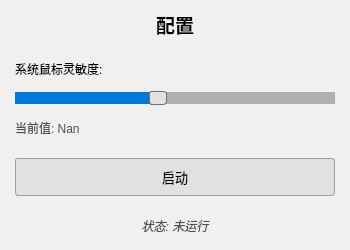
Above: src/ui/MainWindow.ui from Dawson924/MouseFlightControl before the change. Below: the same form after it.
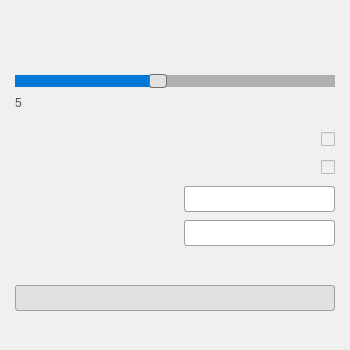
That is the form after the change.

The edit to the form file:
```diff
--- a/src/ui/MainWindow.ui
+++ b/src/ui/MainWindow.ui
@@ -7,68 +7,69 @@
     <x>100</x>
     <y>100</y>
     <width>350</width>
-    <height>250</height>
+                <height>350</height>
    </rect>
   </property>
   <property name="styleSheet">
-   <string notr="true">QMainWindow {
-    background-color: #F0F0F0;
-    font-family: 'Segoe UI';
-    font-size: 9pt;
-}
-QWidget {
-    background-color: #F0F0F0;
-}
-QLabel {
-    color: #000000;
-}
-QPushButton {
-    background-color: #E1E1E1;
-    border: 1px solid #A0A0A0;
-    border-radius: 3px;
-    padding: 5px;
-    min-width: 80px;
-}
-QPushButton:hover {
-    background-color: #D0D0D0;
-}
-QPushButton:pressed {
-    background-color: #C0C0C0;
-    border: 1px solid #707070;
-}
-QSlider::groove:horizontal {
-    border: 1px solid #A0A0A0;
-    height: 6px;
-    background: #D0D0D0;
-    margin: 2px 0;
-}
-QSlider::handle:horizontal {
-    background: #E1E1E1;
-    border: 1px solid #707070;
-    width: 16px;
-    margin: -4px 0;
-    border-radius: 3px;
-}
-QSlider::handle:horizontal:hover {
-    background: #F0F0F0;
-}
-QSlider::add-page:horizontal {
-    background: #B0B0B0;
-}
-QSlider::sub-page:horizontal {
-    background: #0078D7;
-}
-QStatusBar {
-    background-color: #E1E1E1;
-    border-top: 1px solid #A0A0A0;
-    padding: 2px;
-}</string>
+            <string notr="true">
+                QMainWindow {
+                background-color: #F0F0F0;
+                font-family: 'Segoe UI';
+                font-size: 9pt;
+                }
+                QWidget {
+                background-color: #F0F0F0;
+                }
+                QLabel {
+                color: #000000;
+                }
+                QPushButton {
+                background-color: #E1E1E1;
+                border: 1px solid #A0A0A0;
+                border-radius: 3px;
+                padding: 5px;
+                min-width: 80px;
+                }
+                QPushButton:hover {
+                background-color: #D0D0D0;
+                }
+                QPushButton:pressed {
+                background-color: #C0C0C0;
+                border: 1px solid #707070;
+                }
+                QSlider::groove:horizontal {
+                border: 1px solid #A0A0A0;
+                height: 6px;
+                background: #D0D0D0;
+                margin: 2px 0;
+                }
+                QSlider::handle:horizontal {
+                background: #E1E1E1;
+                border: 1px solid #707070;
+                width: 16px;
+                margin: -4px 0;
+                border-radius: 3px;
+                }
+                QSlider::handle:horizontal:hover {
+                background: #F0F0F0;
+                }
+                QSlider::add-page:horizontal {
+                background: #B0B0B0;
+                }
+                QSlider::sub-page:horizontal {
+                background: #0078D7;
+                }
+                QLineEdit {
+                border: 1px solid #A0A0A0;
+                border-radius: 3px;
+                padding: 4px;
+                background: white;
+                min-width: 80px;
+                }
+            </string>
   </property>
 
   <widget class="QWidget" name="centralWidget">
-   <property name="styleSheet">
-    <string notr="true">background-color: #F0F0F0;</string>
-   </property>
    <layout class="QVBoxLayout" name="verticalLayout">
     <property name="leftMargin">
      <number>15</number>
@@ -90,7 +91,7 @@
     <item>
      <widget class="QLabel" name="titleLabel">
       <property name="text">
-       <string>配置</string>
+                            <string></string>
       </property>
       <property name="alignment">
        <set>Qt::AlignCenter</set>
@@ -100,12 +101,19 @@
       </property>
      </widget>
     </item>
+
+                <!-- 灵敏度设置行 -->
+                <item>
+                    <layout class="QVBoxLayout">
+                        <property name="spacing">
+                            <number>5</number>
+                        </property>
 
     <!-- 灵敏度标签 -->
     <item>
      <widget class="QLabel" name="speedLabel">
       <property name="text">
-       <string>系统鼠标灵敏度:</string>
+                                    <string></string>
       </property>
       <property name="styleSheet">
        <string notr="true">color: #000000;</string>
@@ -141,25 +149,209 @@
     <item>
      <widget class="QLabel" name="speedValueLabel">
       <property name="text">
-       <string>当前值: Nan</string>
+                                    <string>5</string>  <!-- 简化显示 -->
       </property>
       <property name="styleSheet">
-       <string notr="true">color: #505050; font-size: 9pt;</string>
-      </property>
-     </widget>
+                                    <string notr="true">color: #505050; font-size: 9pt; min-width:
+                                        30px;</string>
+                                </property>
+                            </widget>
+                        </item>
+                    </layout>
+                </item>
+
+                <!-- 固定大小分隔符 -->
+                <item>
+                    <spacer name="fixedVerticalSpacer">
+                        <property name="orientation">
+                            <enum>Qt::Vertical</enum>
+                        </property>
+                        <property name="sizeType">
+                            <enum>QSizePolicy::Fixed</enum>
+                        </property>
+                        <property name="sizeHint" stdset="0">
+                            <size>
+                                <width>0</width>
+                                <height>10</height> <!-- 固定10像素高度 -->
+                            </size>
+                        </property>
+                    </spacer>
+                </item>
+
+                <!-- 设置区域 -->
+                <item>
+                    <layout class="QVBoxLayout">
+                        <!-- 修复：将spacing作为property元素 -->
+                        <property name="spacing">
+                            <number>8</number>
+                        </property>
+
+                        <!-- 指针图标 -->
+                        <item>
+                            <layout class="QHBoxLayout">
+                                <property name="spacing">
+                                    <number>10</number>
+                                </property>
+                                <item>
+                                    <widget class="QLabel" name="cursorOverhaulLabel">
+                                        <property name="text">
+                                            <string></string>
+                                        </property>
+                                    </widget>
+                                </item>
+                                <item>
+                                    <spacer>
+                                        <property name="orientation">
+                                            <enum>Qt::Horizontal</enum>
+                                        </property>
+                                        <property name="sizeHint" stdset="0">
+                                            <size>
+                                                <width>40</width>
+                                                <height>20</height>
+                                            </size>
+                                        </property>
+                                    </spacer>
+                                </item>
+                                <item>
+                                    <widget class="QCheckBox" name="cursorOverhaulOption">
+                                        <property name="checked">
+                                            <bool>false</bool>
+                                        </property>
+                                    </widget>
+                                </item>
+                            </layout>
+                        </item>
+
+                        <!-- 界面覆盖 -->
+                        <item>
+                            <layout class="QHBoxLayout">
+                                <property name="spacing">
+                                    <number>10</number>
+                                </property>
+                                <item>
+                                    <widget class="QLabel" name="interfaceOverlayLabel">
+                                        <property name="text">
+                                            <string></string>
+                                        </property>
+                                    </widget>
+                                </item>
+                                <item>
+                                    <spacer>
+                                        <property name="orientation">
+                                            <enum>Qt::Horizontal</enum>
+                                        </property>
+                                        <property name="sizeHint" stdset="0">
+                                            <size>
+                                                <width>40</width>
+                                                <height>20</height>
+                                            </size>
+                                        </property>
+                                    </spacer>
+                                </item>
+                                <item>
+                                    <widget class="QCheckBox" name="interfaceOverlayOption">
+                                        <property name="checked">
+                                            <bool>false</bool>
+                                        </property>
+                                    </widget>
+                                </item>
+                            </layout>
+                        </item>
+
+                        <!-- 切换控制 -->
+                        <item>
+                            <layout class="QHBoxLayout">
+                                <property name="spacing">
+                                    <number>10</number>
+                                </property>
+                                <item>
+                                    <widget class="QLabel" name="toggleEnabledLabel">
+                                        <property name="text">
+                                            <string></string>
+                                        </property>
+                                    </widget>
+                                </item>
+                                <item>
+                                    <spacer>
+                                        <property name="orientation">
+                                            <enum>Qt::Horizontal</enum>
+                                        </property>
+                                        <property name="sizeHint" stdset="0">
+                                            <size>
+                                                <width>40</width>
+                                                <height>20</height>
+                                            </size>
+                                        </property>
+                                    </spacer>
+                                </item>
+                                <item>
+                                    <widget class="QLineEdit" name="toggleEnabledKey">
+                                        <property name="text">
+                                            <string></string>
+                                        </property>
+                                    </widget>
+                                </item>
+                            </layout>
+                        </item>
+
+                        <!-- 控制回中 -->
+                        <item>
+                            <layout class="QHBoxLayout" name="centerControlLayout">
+                                <property name="spacing">
+                                    <number>10</number>
+                                </property>
+                                <item>
+                                    <widget class="QLabel" name="centerControlLabel">
+                                        <property name="text">
+                                            <string></string>
+                                        </property>
+                                    </widget>
+                                </item>
+                                <item>
+                                    <spacer>
+                                        <property name="orientation">
+                                            <enum>Qt::Horizontal</enum>
+                                        </property>
+                                        <property name="sizeHint" stdset="0">
+                                            <size>
+                                                <width>40</width>
+                                                <height>20</height>
+                                            </size>
+                                        </property>
+                                    </spacer>
+                                </item>
+                                <item>
+                                    <widget class="QLineEdit" name="centerControlKey">
+                                        <property name="text">
+                                            <string></string>
+                                        </property>
+                                    </widget>
+                                </item>
+                            </layout>
+                        </item>
+                    </layout>
+                </item>
+
+                <!-- 添加的垂直弹簧 -->
+                <item>
+                    <spacer name="verticalSpacer_sensitivity">
+                        <property name="orientation">
+                            <enum>Qt::Vertical</enum>
+                        </property>
+                        <property name="sizeHint" stdset="0">
+                            <size>
+                                <width>20</width>
+                                <height>0</height>
+                            </size>
+                        </property>
+                    </spacer>
     </item>
 
     <!-- 启动/停止按钮 -->
     <item>
      <widget class="QPushButton" name="startBtn">
       <property name="text">
-       <string>启动</string>
-      </property>
-      <property name="styleSheet">
-       <string notr="true">font-size: 10pt;
-padding: 8px;
-margin: 10px 0;
-background-color: #E1E1E1;</string>
+                            <string></string>
       </property>
      </widget>
     </item>
@@ -168,16 +360,14 @@
     <item>
      <widget class="QLabel" name="statusLabel">
       <property name="text">
-       <string>状态: 未运行</string>
+                            <string></string>
       </property>
       <property name="alignment">
        <set>Qt::AlignCenter</set>
       </property>
-      <property name="styleSheet">
-       <string notr="true">color: #505050; font-style: italic;</string>
-      </property>
-     </widget>
-    </item>
+                    </widget>
+                </item>
+
    </layout>
   </widget>
  </widget>
```
Left out of the diff: 5 changed lines with no effect on the pictures. Lines whose indentation alone changed are shown as unchanged.
